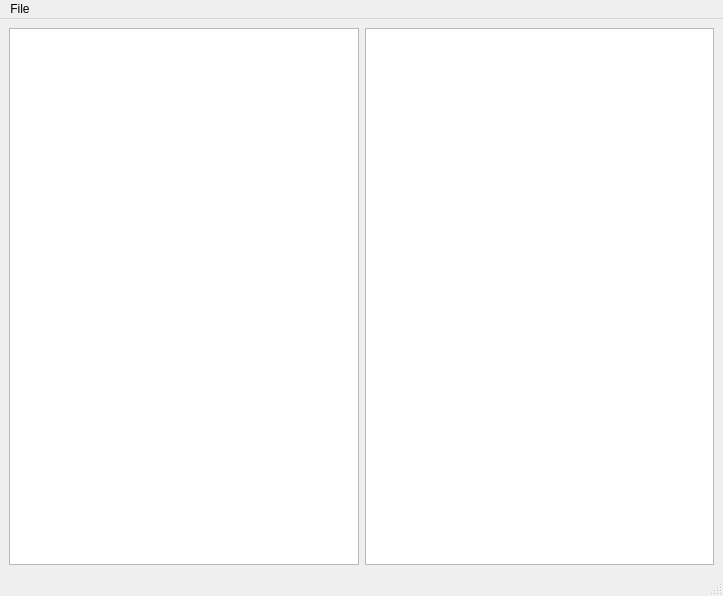
The window that concordance/main_window.ui (ludofischer/concordar) describes before a commit, drawn with Qt 5.
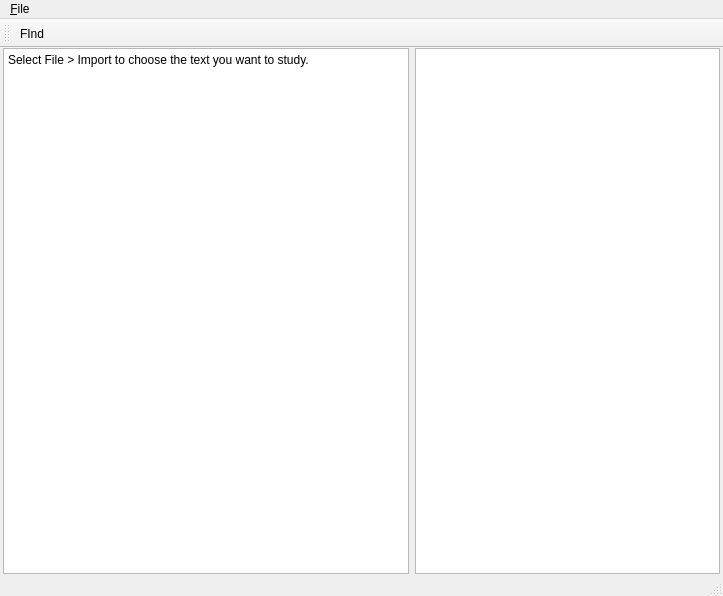
The same window after the commit.

Commit message: User interface touches.

Diff of the .ui file:
```diff
--- a/concordance/main_window.ui
+++ b/concordance/main_window.ui
@@ -15,18 +15,51 @@
   </property>
   <widget class="QWidget" name="centralwidget">
    <layout class="QHBoxLayout" name="horizontalLayout">
+    <property name="spacing">
+     <number>6</number>
+    </property>
+    <property name="leftMargin">
+     <number>3</number>
+    </property>
+    <property name="topMargin">
+     <number>0</number>
+    </property>
+    <property name="rightMargin">
+     <number>3</number>
+    </property>
+    <property name="bottomMargin">
+     <number>0</number>
+    </property>
     <item>
      <widget class="QPlainTextEdit" name="textBrowser">
+      <property name="sizePolicy">
+       <sizepolicy hsizetype="Expanding" vsizetype="Expanding">
+        <horstretch>4</horstretch>
+        <verstretch>0</verstretch>
+       </sizepolicy>
+      </property>
       <property name="readOnly">
        <bool>true</bool>
       </property>
       <property name="plainText">
-       <string notr="true"/>
+       <string notr="true">Select File &gt; Import to choose the text you want to study.</string>
       </property>
      </widget>
     </item>
     <item>
      <widget class="QListWidget" name="matchesView">
+      <property name="sizePolicy">
+       <sizepolicy hsizetype="Expanding" vsizetype="Expanding">
+        <horstretch>3</horstretch>
+        <verstretch>0</verstretch>
+       </sizepolicy>
+      </property>
+      <property name="maximumSize">
+       <size>
+        <width>400</width>
+        <height>16777215</height>
+       </size>
+      </property>
       <property name="editTriggers">
        <set>QAbstractItemView::NoEditTriggers</set>
       </property>
@@ -45,18 +78,43 @@
    </property>
    <widget class="QMenu" name="menuFile">
     <property name="title">
-     <string>File</string>
+     <string>&amp;File</string>
     </property>
     <addaction name="actionImport"/>
    </widget>
    <addaction name="menuFile"/>
   </widget>
   <widget class="QStatusBar" name="statusbar"/>
+  <widget class="QToolBar" name="toolBar">
+   <property name="windowTitle">
+    <string>toolBar</string>
+   </property>
+   <attribute name="toolBarArea">
+    <enum>TopToolBarArea</enum>
+   </attribute>
+   <attribute name="toolBarBreak">
+    <bool>false</bool>
+   </attribute>
+   <addaction name="actionFInd"/>
+  </widget>
   <action name="actionImport">
    <property name="text">
     <string>Import</string>
    </property>
   </action>
+  <action name="actionQuit">
+   <property name="text">
+    <string>Quit</string>
+   </property>
+   <property name="menuRole">
+    <enum>QAction::QuitRole</enum>
+   </property>
+  </action>
+  <action name="actionFInd">
+   <property name="text">
+    <string>FInd</string>
+   </property>
+  </action>
  </widget>
  <resources/>
  <connections/>
```
Left out of the diff: 6 changed lines with no effect on the pictures. The commit also changes 2 other files.
